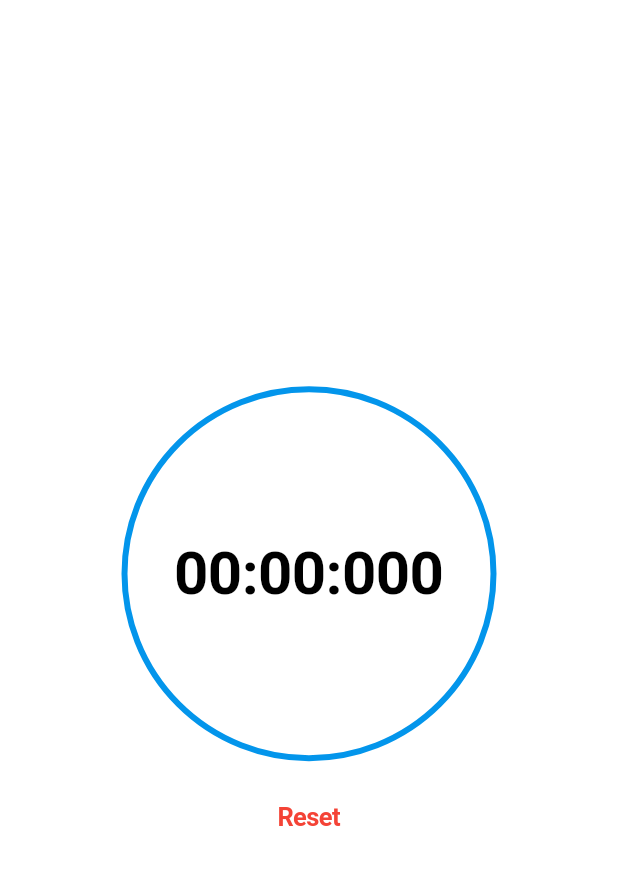
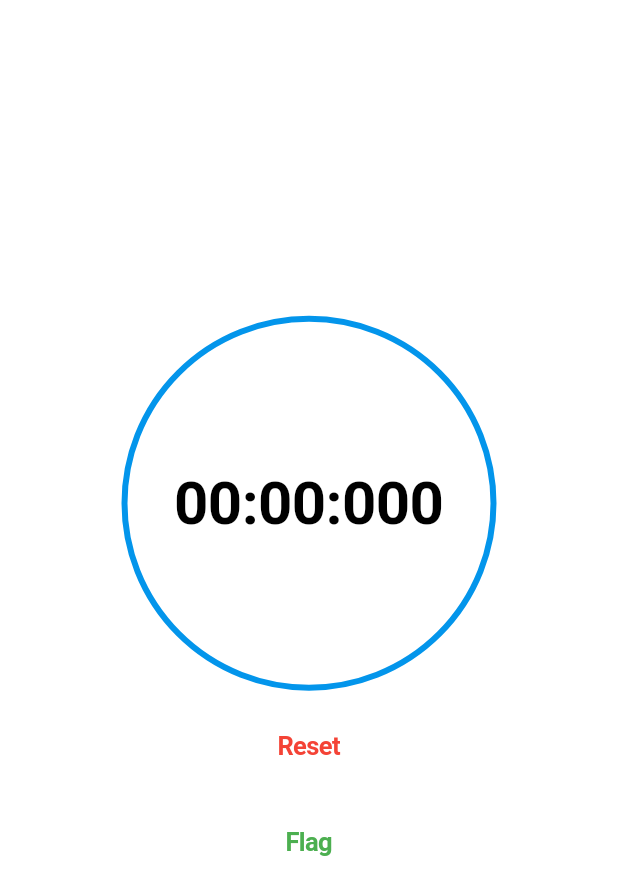
Before and after one commit to faiz-effendi/mobile_t3, a Flutter app: the StopwatchPage screen opened directly, on a phone screen of 412 x 824 dp. Shown: the top 895 px of the screen. Run offline on Flutter 3.47's test engine with Material 3 defaults, Android fonts, the phone set to English and light mode, and no system bars; our stand-ins replace geolocator, google_maps_flutter, permission_handler.

Commit message:
edit some feature

```diff
--- a/lib/pages/bilangan_page.dart
+++ b/lib/pages/bilangan_page.dart
@@ -103,7 +103,6 @@ class _JenisBilanganPageState extends State<JenisBilanganPage> {
               controller: _numberController,
               keyboardType: TextInputType.number,
               inputFormatters: [
-                FilteringTextInputFormatter.digitsOnly, // Allows only digits
                 LengthLimitingTextInputFormatter(12),  // Limits input length to 12 characters
               ],
               decoration: const InputDecoration(
--- a/lib/pages/stopwatch_page.dart
+++ b/lib/pages/stopwatch_page.dart
@@ -1,4 +1,3 @@
-// stopwatch_page.dart
 import 'dart:async';
 import 'package:flutter/cupertino.dart';
 import 'package:flutter/material.dart';
@@ -13,6 +12,8 @@ class StopwatchPage extends StatefulWidget {
 class _StopwatchPageState extends State<StopwatchPage> {
   late Stopwatch stopwatch;
   late Timer t;
+  List<String> flags = []; // List to hold the flags
+  bool isRunning = false;
 
   void handleStartStop() {
     if (stopwatch.isRunning) {
@@ -20,23 +21,34 @@ class _StopwatchPageState extends State<StopwatchPage> {
     } else {
       stopwatch.start();
     }
+    setState(() {
+      isRunning = stopwatch.isRunning;
+    });
   }
 
   String returnFormattedText() {
     var milli = stopwatch.elapsed.inMilliseconds;
 
-    String milliseconds = (milli % 1000).toString().padLeft(3, "0"); // this one for the milliseconds
-    String seconds = ((milli ~/ 1000) % 60).toString().padLeft(2, "0"); // this is for the second
-    String minutes = ((milli ~/ 1000) ~/ 60).toString().padLeft(2, "0"); // this is for the minute
+    String milliseconds = (milli % 1000).toString().padLeft(3, "0"); // for milliseconds
+    String seconds = ((milli ~/ 1000) % 60).toString().padLeft(2, "0"); // for seconds
+    String minutes = ((milli ~/ 1000) ~/ 60).toString().padLeft(2, "0"); // for minutes
 
     return "$minutes:$seconds:$milliseconds";
+  }
+
+  // Function to add flag
+  void addFlag() {
+    var milli = stopwatch.elapsed.inMilliseconds;
+    String flagTime = returnFormattedText();
+    setState(() {
+      flags.add("Flag at $flagTime");
+    });
   }
 
   @override
   void initState() {
     super.initState();
     stopwatch = Stopwatch();
-
     t = Timer.periodic(Duration(milliseconds: 30), (timer) {
       setState(() {});
     });
@@ -79,6 +91,9 @@ class _StopwatchPageState extends State<StopwatchPage> {
               CupertinoButton(
                 onPressed: () {
                   stopwatch.reset();
+                  setState(() {
+                    flags.clear(); // Clear flags on reset
+                  });
                 },
                 padding: EdgeInsets.all(0),
                 child: Text(
@@ -89,6 +104,28 @@ class _StopwatchPageState extends State<StopwatchPage> {
                   ),
                 ),
               ),
+              SizedBox(height: 20),
+              CupertinoButton(
+                onPressed: () {
+                  if (isRunning) {
+                    addFlag();
+                  }
+                },
+                padding: EdgeInsets.all(0),
+                child: Text(
+                  "Flag",
+                  style: TextStyle(
+                    color: Colors.green,
+                    fontWeight: FontWeight.bold,
+                  ),
+                ),
+              ),
+              SizedBox(height: 30),
+              // Display list of flags
+              if (flags.isNotEmpty)
+                Column(
+                  children: flags.map((flag) => Text(flag)).toList(),
+                ),
             ],
           ),
         ),
```
Also changed, not shown: lib/pages/konversi_page.dart (+10 -3 lines).
